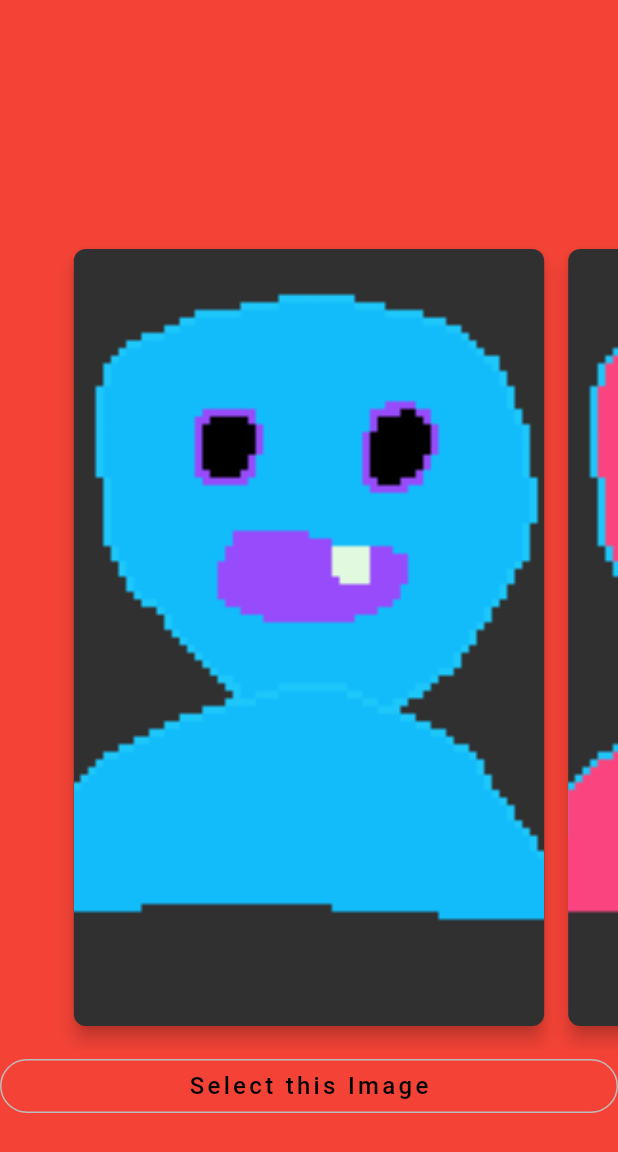
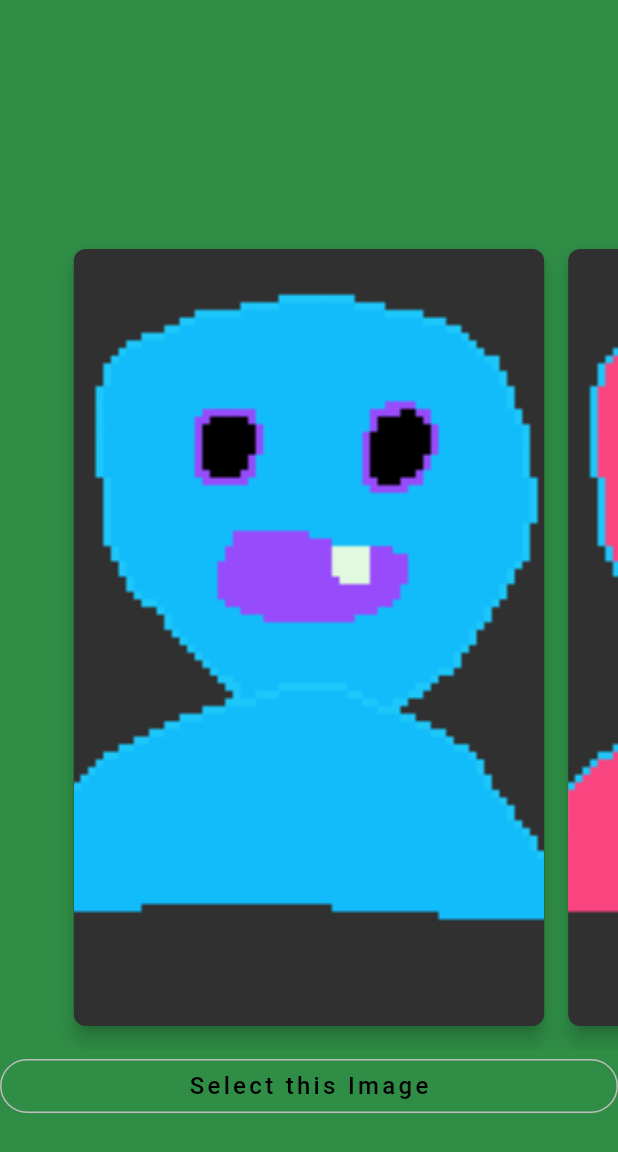
Before and after one commit to Sehenswurdigkeiten-Projekt/Sehenswuerdigkeiten, a Flutter app: the DisplayPage screen opened directly, on a phone screen of 412 x 824 dp. Shown: the top 1152 px of the screen. Run offline on Flutter 3.47's test engine with Material 2 defaults, Android fonts, the phone set to English and light mode, and no system bars; our stand-ins replace convert, flutter_map, latlong, latlong2, location, rflutter_alert; missing offline and left inert: flutter_launcher_icons, flutter_mapbox_navigation, mapbox_gl.

Commit message:
:arrow_up: changed color. Very important commit

```diff
--- a/lib/ImageGpsViewer.dart
+++ b/lib/ImageGpsViewer.dart
@@ -40,7 +40,7 @@ class DisplayPage extends StatelessWidget {
   @override
   Widget build(BuildContext context) {
     return Scaffold(
-      backgroundColor: Colors.red,
+      backgroundColor: Color(0xff2F8D46),
       body: Center(
           child: ListView(
             padding: EdgeInsets.only(top: 150),
```
